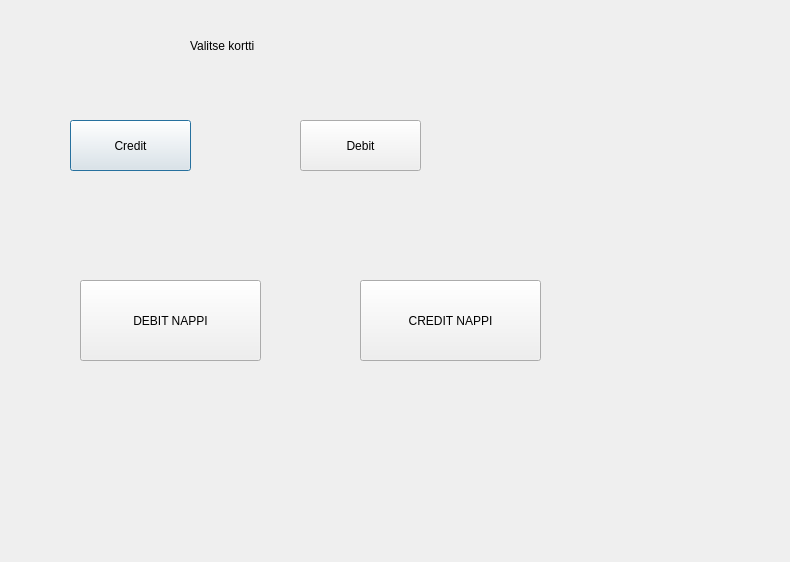
The window that bank_automat/choosecard.ui (25kmo-project/group_7) describes before a commit, drawn with Qt 5.
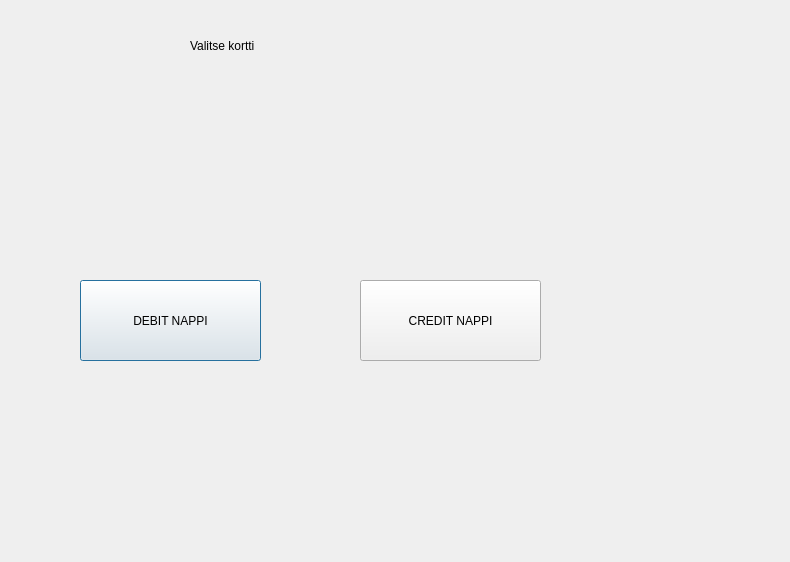
The same window after the commit.

```diff
--- a/bank_automat/choosecard.ui
+++ b/bank_automat/choosecard.ui
@@ -13,32 +13,6 @@
   <property name="windowTitle">
    <string>Dialog</string>
   </property>
-  <widget class="QPushButton" name="btn_Credit">
-   <property name="geometry">
-    <rect>
-     <x>70</x>
-     <y>120</y>
-     <width>121</width>
-     <height>51</height>
-    </rect>
-   </property>
-   <property name="text">
-    <string>Credit</string>
-   </property>
-  </widget>
-  <widget class="QPushButton" name="btn_Debit">
-   <property name="geometry">
-    <rect>
-     <x>300</x>
-     <y>120</y>
-     <width>121</width>
-     <height>51</height>
-    </rect>
-   </property>
-   <property name="text">
-    <string>Debit</string>
-   </property>
-  </widget>
   <widget class="QLabel" name="label">
    <property name="geometry">
     <rect>
```
